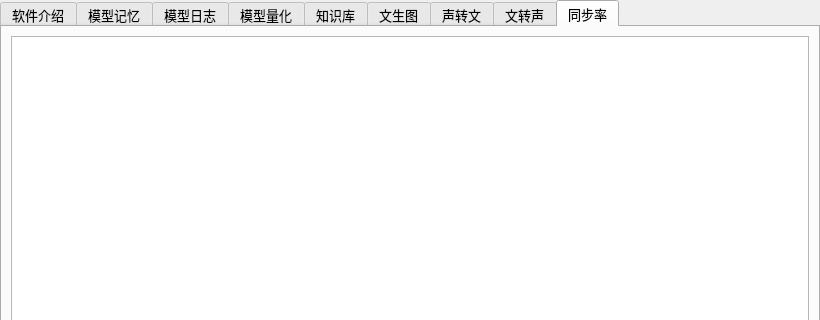
The window that expend.ui (ylsdamxssjxxdd/eva) describes before a commit, drawn with Qt 5; both pictures show x 0 to 820 and y 0 to 320 of the 820 by 650 pixel window.
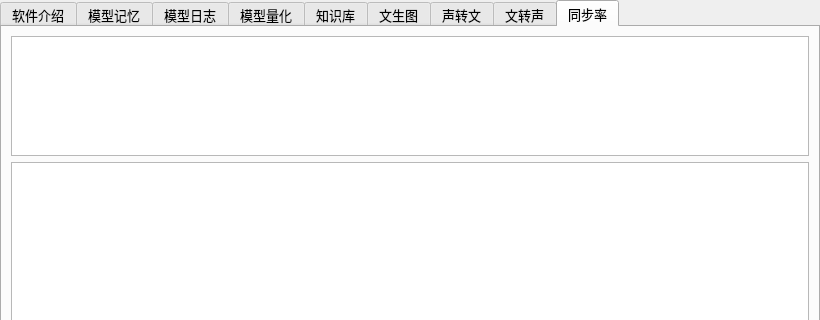
The same window after the commit. Custom widgets are drawn as their Qt base class.

Patch:
```diff
--- a/expend.ui
+++ b/expend.ui
@@ -2827,6 +2827,25 @@
        <string>同步率</string>
       </attribute>
       <layout class="QVBoxLayout" name="verticalLayout_7">
+       <item>
+        <widget class="QPlainTextEdit" name="sync_plainTextEdit">
+         <property name="minimumSize">
+          <size>
+           <width>0</width>
+           <height>120</height>
+          </size>
+         </property>
+         <property name="maximumSize">
+          <size>
+           <width>16777215</width>
+           <height>120</height>
+          </size>
+         </property>
+         <property name="readOnly">
+          <bool>true</bool>
+         </property>
+        </widget>
+       </item>
        <item>
         <widget class="QTableWidget" name="sync_tableWidget"/>
        </item>
```
